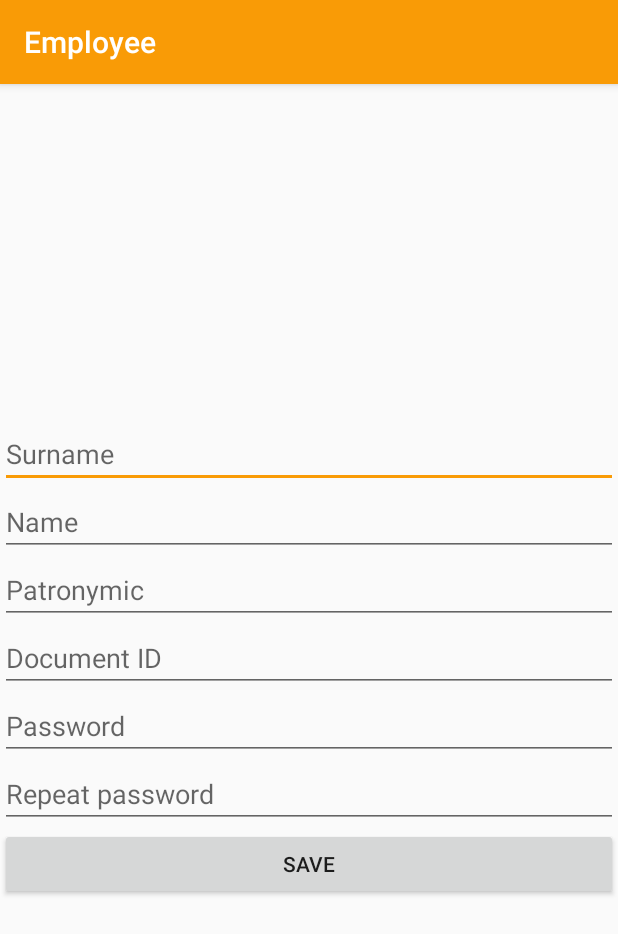
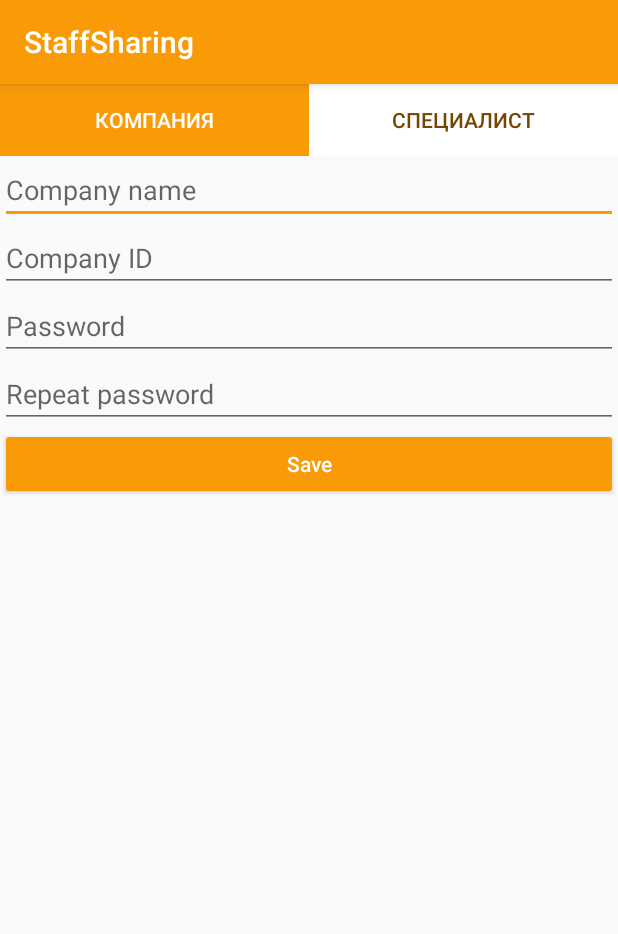
Before and after one commit to lavsexpert/Staffsharing, an Android app: the screen it shows after launch (EmployeeActivity before the commit, RegActivity after it), after a tap on "Enter", on a phone screen of 412 x 824 dp. Shown: the top 934 px of the screen. Run offline under Robolectric (Android 15) with nearby library versions, the phone set to English and light mode, and no system bars.

Commit message:
Add reg activity and change style
- Add reg activity with two fragments: reg_company and reg_employee
- Change icon.png
- Add button Registration to enter activity and some design changes
- Change colors names
- Change app name
- Add google android material library
- Add autogenerate name to apk-files

```diff
--- a/app/src/main/java/club/plus1/staffsharing/ui/EmployeeActivity.java
+++ /dev/null
@@ -1,17 +0,0 @@
-package club.plus1.staffsharing.ui;
-
-import androidx.appcompat.app.AppCompatActivity;
-
-import android.os.Bundle;
-
-import club.plus1.staffsharing.R;
-
-public class EmployeeActivity extends AppCompatActivity {
-
-    @Override
-    protected void onCreate(Bundle savedInstanceState) {
-        super.onCreate(savedInstanceState);
-        setContentView(R.layout.employee);
-        setTitle(getString(R.string.employee_title));
-    }
-}
--- a/app/src/main/java/club/plus1/staffsharing/ui/EnterActivity.java
+++ b/app/src/main/java/club/plus1/staffsharing/ui/EnterActivity.java
@@ -8,6 +8,7 @@ import androidx.appcompat.app.AppCompatActivity;
 
 import club.plus1.staffsharing.R;
 import club.plus1.staffsharing.ui.offer.OfferActivity;
+import club.plus1.staffsharing.ui.reg.RegActivity;
 import club.plus1.staffsharing.ui.staff.StaffActivity;
 import club.plus1.staffsharing.ui.work.WorkActivity;
 
@@ -35,14 +36,13 @@ public class EnterActivity extends AppCompatActivity {
         startActivity(intent);
     }
 
+    public void onReg(View view){
+        Intent intent = new Intent(this, RegActivity.class);
+        startActivity(intent);
+    }
+
     public void onEnter(View view){
-        Intent intent;
-        int page = (int)(Math.random() * 100) % 2;
-        if (page == 0) {
-            intent = new Intent(this, CompanyActivity.class);
-        } else {
-            intent = new Intent(this, EmployeeActivity.class);
-        }
+        Intent intent = new Intent(this, RegActivity.class);
         startActivity(intent);
     }
 }
--- /dev/null
+++ b/app/src/main/java/club/plus1/staffsharing/ui/reg/RegActivity.java
@@ -0,0 +1,23 @@
+package club.plus1.staffsharing.ui.reg;
+
+import androidx.appcompat.app.AppCompatActivity;
+import androidx.viewpager.widget.ViewPager;
+
+import android.os.Bundle;
+
+import com.google.android.material.tabs.TabLayout;
+
+import club.plus1.staffsharing.R;
+
+public class RegActivity extends AppCompatActivity {
+
+    @Override
+    protected void onCreate(Bundle savedInstanceState) {
+        super.onCreate(savedInstanceState);
+        setContentView(R.layout.reg);
+        ViewPager viewPager = findViewById(R.id.pager);
+        TabLayout tabLayout = findViewById(R.id.tab);
+        viewPager.setAdapter(new RegFragmentAdapter(getSupportFragmentManager()));
+        tabLayout.setupWithViewPager(viewPager);
+    }
+}
--- /dev/null
+++ b/app/src/main/java/club/plus1/staffsharing/ui/reg/RegFragment.java
@@ -0,0 +1,44 @@
+package club.plus1.staffsharing.ui.reg;
+
+import android.os.Bundle;
+import android.view.LayoutInflater;
+import android.view.View;
+import android.view.ViewGroup;
+
+import androidx.annotation.NonNull;
+import androidx.fragment.app.Fragment;
+
+import club.plus1.staffsharing.R;
+
+public class RegFragment extends Fragment {
+
+    private static final String ARG_PAGE = "ARG_PAGE";
+    private int page;
+
+    static RegFragment newInstance(int page) {
+        RegFragment fragment = new RegFragment();
+        Bundle args = new Bundle();
+        args.putInt(ARG_PAGE, page);
+        fragment.setArguments(args);
+        return fragment;
+    }
+
+    @Override
+    public void onCreate(Bundle savedInstanceState) {
+        super.onCreate(savedInstanceState);
+        if (getArguments() != null) {
+            page = getArguments().getInt(ARG_PAGE);
+        }
+    }
+
+    @Override
+    public View onCreateView(@NonNull LayoutInflater inflater, ViewGroup container, Bundle savedInstanceState) {
+        super.onCreateView(inflater, container, savedInstanceState);
+        if (page == 0) {
+            return inflater.inflate(R.layout.reg_company, container, false);
+        } else {
+            return inflater.inflate(R.layout.reg_employee, container, false);
+        }
+    }
+
+}
--- /dev/null
+++ b/app/src/main/java/club/plus1/staffsharing/ui/reg/RegFragmentAdapter.java
@@ -0,0 +1,32 @@
+package club.plus1.staffsharing.ui.reg;
+
+import androidx.annotation.NonNull;
+import androidx.fragment.app.Fragment;
+import androidx.fragment.app.FragmentManager;
+import androidx.fragment.app.FragmentPagerAdapter;
+
+public class RegFragmentAdapter extends FragmentPagerAdapter {
+
+    private final int PAGE_COUNT = 2;
+    private String[] tabTitles = new String[]{"Компания", "Специалист"};
+
+    RegFragmentAdapter(FragmentManager fm) {
+        super(fm, BEHAVIOR_RESUME_ONLY_CURRENT_FRAGMENT);
+    }
+
+    @Override
+    public int getCount() {
+        return PAGE_COUNT;
+    }
+
+    @NonNull
+    @Override
+    public Fragment getItem(int position) {
+        return RegFragment.newInstance(position);
+    }
+
+    @Override
+    public CharSequence getPageTitle(int position) {
+        return tabTitles[position];
+    }
+}
--- a/app/src/main/res/layout/launch.xml
+++ b/app/src/main/res/layout/launch.xml
@@ -11,7 +11,7 @@
         android:layout_width="match_parent"
         android:layout_height="0dp"
         android:layout_weight="1"
-        android:src="@drawable/icon"
+        android:src="@drawable/logo"
         android:contentDescription="@string/app_logo" />
 
     <TextView
@@ -19,5 +19,6 @@
         android:layout_width="match_parent"
         android:layout_height="wrap_content"
         android:textAlignment="center"
+        android:textColor="@color/brown"
         android:textSize="18sp" />
 </LinearLayout>
--- /dev/null
+++ b/app/src/main/res/layout/reg.xml
@@ -0,0 +1,29 @@
+<?xml version="1.0" encoding="utf-8"?>
+<LinearLayout xmlns:android="http://schemas.android.com/apk/res/android"
+    xmlns:app="http://schemas.android.com/apk/res-auto"
+    xmlns:tools="http://schemas.android.com/tools"
+    android:layout_width="match_parent"
+    android:layout_height="match_parent"
+    android:orientation="vertical"
+    tools:context=".ui.reg.RegActivity">
+
+    <com.google.android.material.tabs.TabLayout
+        android:id="@+id/tab"
+        android:layout_width="match_parent"
+        android:layout_height="wrap_content"
+        android:background="@color/white"
+        app:tabIndicator="@color/orange"
+        app:tabIndicatorColor="@color/orange"
+        app:tabIndicatorHeight="50dp"
+        app:tabInlineLabel="false"
+        app:tabPadding="5dp"
+        app:tabRippleColor="@color/brown"
+        app:tabSelectedTextColor="@color/white"
+        app:tabTextColor="@color/brown"
+        app:tabUnboundedRipple="false"/>
+
+    <androidx.viewpager.widget.ViewPager
+        android:id="@+id/pager"
+        android:layout_width="match_parent"
+        android:layout_height="match_parent" />
+</LinearLayout>
--- a/app/src/main/res/layout/company.xml
+++ b/app/src/main/res/layout/reg_company.xml
@@ -4,9 +4,8 @@
     android:layout_width="match_parent"
     android:layout_height="match_parent"
     android:layout_gravity="center"
-    android:gravity="center"
-    android:orientation="vertical"
-    tools:context=".ui.CompanyActivity">
+    android:gravity="center_horizontal"
+    android:orientation="vertical">
 
     <EditText
         android:id="@+id/editName"
@@ -42,7 +41,9 @@
 
     <Button
         android:id="@+id/buttonCompanySave"
+        style="@style/Widget.AppCompat.Button.Colored"
         android:layout_width="match_parent"
         android:layout_height="wrap_content"
-        android:text="@string/company_save" />
+        android:text="@string/company_save"
+        android:textAllCaps="false"/>
 </LinearLayout>
--- a/app/src/main/res/layout/employee.xml
+++ b/app/src/main/res/layout/reg_employee.xml
@@ -4,9 +4,8 @@
     android:layout_width="match_parent"
     android:layout_height="match_parent"
     android:layout_gravity="center"
-    android:gravity="center"
-    android:orientation="vertical"
-    tools:context=".ui.EmployeeActivity">
+    android:gravity="center_horizontal"
+    android:orientation="vertical">
 
     <EditText
         android:id="@+id/editSurname"
@@ -52,13 +51,15 @@
         android:id="@+id/editEmployeeRepeat"
         android:layout_width="match_parent"
         android:layout_height="wrap_content"
+        android:autofillHints=""
         android:hint="@string/employee_repeat"
-        android:inputType="textPassword"
-        android:autofillHints="" />
+        android:inputType="textPassword" />
 
     <Button
         android:id="@+id/buttonEmployeeSave"
+        style="@style/Widget.AppCompat.Button.Colored"
         android:layout_width="match_parent"
         android:layout_height="wrap_content"
-        android:text="@string/employee_save" />
+        android:text="@string/employee_save"
+        android:textAllCaps="false"/>
 </LinearLayout>
--- a/app/src/main/res/values/colors.xml
+++ b/app/src/main/res/values/colors.xml
@@ -1,6 +1,6 @@
 <?xml version="1.0" encoding="utf-8"?>
 <resources>
-    <color name="colorPrimary">#F99B06</color>
-    <color name="colorPrimaryDark">#734702</color>
-    <color name="colorAccent">#F99B06</color>
+    <color name="white">#FFFFFF</color>
+    <color name="orange">#F99B06</color>
+    <color name="brown">#734702</color>
 </resources>
--- a/app/src/main/res/values/strings.xml
+++ b/app/src/main/res/values/strings.xml
@@ -12,6 +12,7 @@
     <string name="enter_looking_for_staff">Looking for staff</string>
     <string name="enter_looking_for_work">Looking for work</string>
     <string name="enter_offer_staff">Offer staff</string>
+    <string name="enter_registration">Registration</string>
     <string name="enter_login">Login</string>
     <string name="enter_password">Password</string>
     <string name="enter_enter">Enter</string>
--- a/app/src/main/res/values/styles.xml
+++ b/app/src/main/res/values/styles.xml
@@ -3,9 +3,9 @@
     <!-- Base application theme. -->
     <style name="AppTheme" parent="Theme.AppCompat.Light.DarkActionBar">
         <!-- Customize your theme here. -->
-        <item name="colorPrimary">@color/colorPrimary</item>
-        <item name="colorPrimaryDark">@color/colorPrimaryDark</item>
-        <item name="colorAccent">@color/colorAccent</item>
+        <item name="colorAccent">@color/orange</item>
+        <item name="colorPrimary">@color/orange</item>
+        <item name="colorPrimaryDark">@color/brown</item>
     </style>
 
 </resources>
```
Also changed, not shown: app/build.gradle (+7 -0 lines), app/src/main/AndroidManifest.xml (+4 -5 lines), app/src/main/java/club/plus1/staffsharing/ui/CompanyActivity.java (deleted, +0 -17 lines), app/src/main/res/layout/enter.xml (+32 -21 lines), app/src/main/res/drawable/icon.png, 1 other file.
